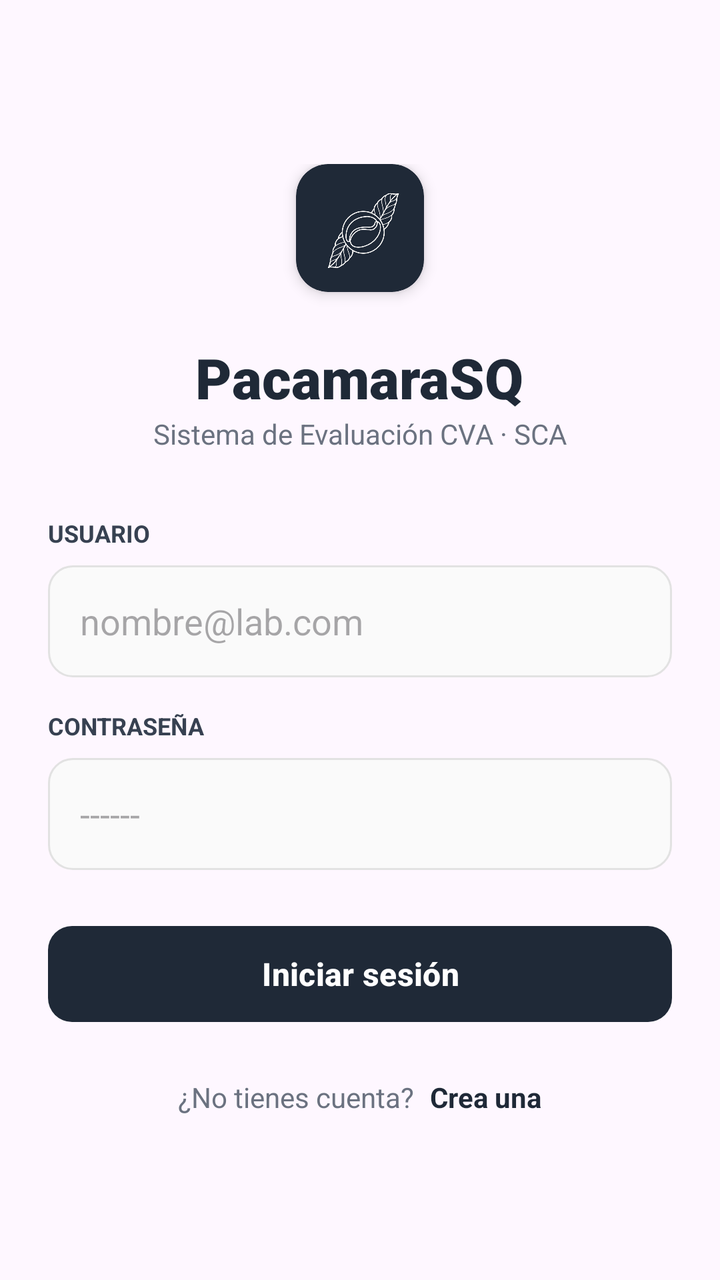
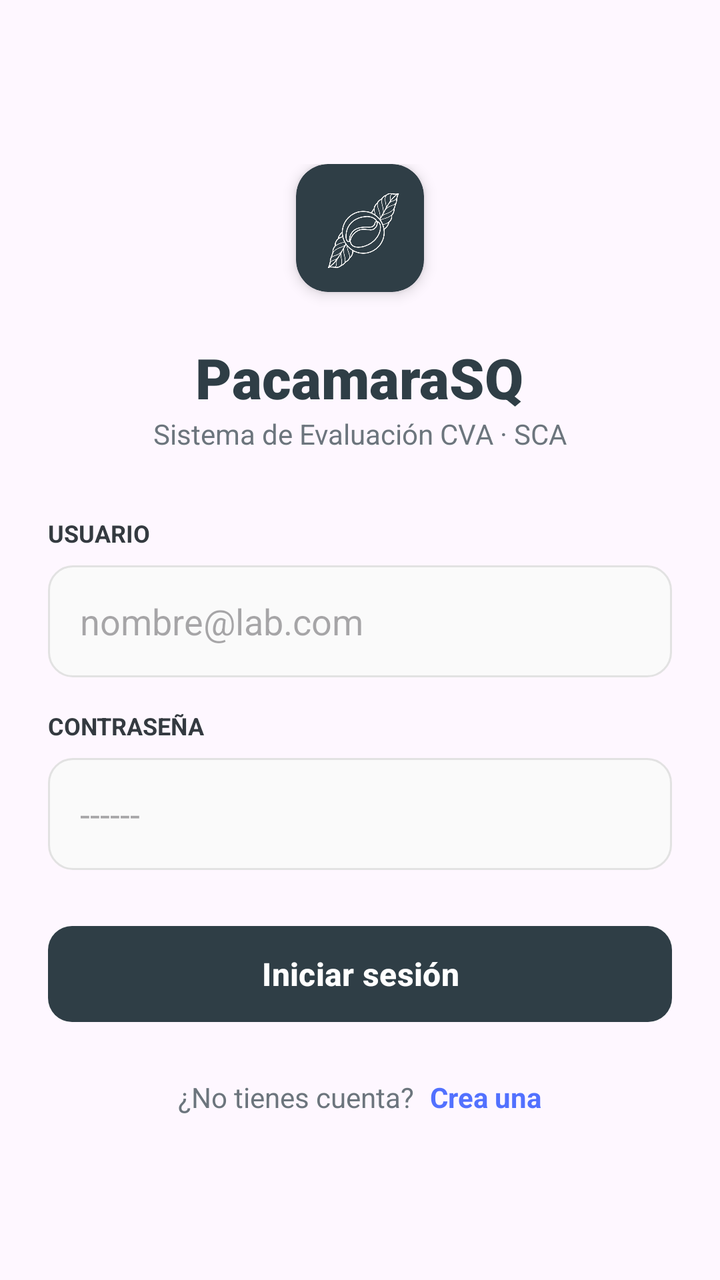

An Android layout rendered at two revisions. The XML below is the earlier revision; the diff shows what the commit changed to produce the second picture.
<!-- AndroidManifest.xml: application theme Theme.LOgin -->
<!-- res/layout/activity_login.xml -->
<?xml version="1.0" encoding="utf-8"?>
<androidx.constraintlayout.widget.ConstraintLayout xmlns:android="http://schemas.android.com/apk/res/android"
    xmlns:app="http://schemas.android.com/apk/res-auto"
    xmlns:tools="http://schemas.android.com/tools"
    android:id="@+id/main"
    android:layout_width="match_parent"
    android:layout_height="match_parent"
    tools:context="com.example.app.LoginActivity">

    <LinearLayout
        android:id="@+id/ll_container_login"
        android:layout_width="0dp"
        android:layout_height="wrap_content"
        android:layout_marginStart="24dp"
        android:layout_marginEnd="24dp"
        android:gravity="center_horizontal"
        android:orientation="vertical"
        app:layout_constraintBottom_toBottomOf="parent"
        app:layout_constraintEnd_toEndOf="parent"
        app:layout_constraintStart_toStartOf="parent"
        app:layout_constraintTop_toTopOf="parent">

        <androidx.cardview.widget.CardView
            android:id="@+id/card_logo"
            android:layout_width="64dp"
            android:layout_height="64dp"
            android:layout_marginBottom="24dp"
            app:cardBackgroundColor="#1F2937"
            app:cardCornerRadius="16dp"
            app:cardElevation="4dp">

            <ImageView
                android:id="@+id/iv_logo"
                android:layout_width="wrap_content"
                android:layout_height="wrap_content"
                android:contentDescription="@string/desc_logo"
                android:padding="8dp"
                app:srcCompat="@drawable/aded4a36_c05e_4fa1_8418_57cca21fd02b_removebg_preview" />
        </androidx.cardview.widget.CardView>

        <TextView
            android:id="@+id/tv_titulo"
            android:layout_width="wrap_content"
            android:layout_height="wrap_content"
            android:fontFamily="sans-serif-black"
            android:text="@string/title_login_pacamara"
            android:textColor="#1F2937"
            android:textSize="28sp" />

        <TextView
            android:id="@+id/tv_subtitulo"
            android:layout_width="wrap_content"
            android:layout_height="wrap_content"
            android:layout_marginBottom="32dp"
            android:text="@string/subtitle_system_evaluation"
            android:textColor="#6B7280"
            android:textSize="14sp" />

        <LinearLayout
            android:id="@+id/ll_form"
            android:layout_width="match_parent"
            android:layout_height="wrap_content"
            android:orientation="vertical">

            <TextView
                android:id="@+id/tv_label_usuario"
                android:layout_width="wrap_content"
                android:layout_height="wrap_content"
                android:layout_marginBottom="8dp"
                android:text="@string/label_user"
                android:textAllCaps="true"
                android:textColor="#374151"
                android:textSize="12sp"
                android:textStyle="bold" />

            <EditText
                android:id="@+id/et_usuario"
                android:layout_width="match_parent"
                android:layout_height="56dp"
                android:layout_marginBottom="16dp"
                android:autofillHints="emailAddress"
                android:background="@drawable/bg_input_field"
                android:ems="10"
                android:hint="@string/hint_user_email"
                android:importantForAutofill="yes"
                android:inputType="textEmailAddress"
                android:padding="16dp" />

            <TextView
                android:id="@+id/tv_label_password"
                android:layout_width="wrap_content"
                android:layout_height="wrap_content"
                android:layout_marginBottom="8dp"
                android:text="@string/label_password"
                android:textAllCaps="true"
                android:textColor="#374151"
                android:textSize="12sp"
                android:textStyle="bold" />

            <EditText
                android:id="@+id/et_password"
                android:layout_width="match_parent"
                android:layout_height="56dp"
                android:layout_marginBottom="24dp"
                android:autofillHints="password"
                android:background="@drawable/bg_input_field"
                android:ems="10"
                android:hint="@string/hint_password"
                android:importantForAutofill="yes"
                android:inputType="textPassword"
                android:padding="16dp" />

            <Button
                android:id="@+id/btn_login"
                android:layout_width="match_parent"
                android:layout_height="56dp"
                android:text="@string/btn_login"
                android:textAllCaps="false"
                android:textColor="#FFFFFF"
                android:textSize="16sp"
                android:textStyle="bold"
                app:backgroundTint="#1F2937"
                app:cornerRadius="12dp" />

        </LinearLayout>

        <LinearLayout
            android:layout_width="match_parent"
            android:layout_height="wrap_content"
            android:layout_marginTop="24dp"
            android:gravity="center"
            android:orientation="horizontal">

            <TextView
                android:id="@+id/tv_info_registro"
                android:layout_width="wrap_content"
                android:layout_height="wrap_content"
                android:text="@string/text_no_account"
                android:textColor="#6B7280" />

            <TextView
                android:id="@+id/tv_ir_registro"
                android:layout_width="wrap_content"
                android:layout_height="wrap_content"
                android:layout_marginStart="8dp"
                android:text="@string/text_create_one"
                android:textColor="#1F2937"
                android:textStyle="bold" />
        </LinearLayout>

    </LinearLayout>

</androidx.constraintlayout.widget.ConstraintLayout>
<!-- resources referenced by this layout -->
<resources>
  <!-- drawable aded4a36_c05e_4fa1_8418_57cca21fd02b_removebg_preview: png bitmap (drawable, 106159 bytes) -->
  <!-- drawable bg_input_field (drawable) -->
  <?xml version="1.0" encoding="utf-8"?>
  <shape xmlns:android="http://schemas.android.com/apk/res/android"
      android:shape="rectangle">
  
      <solid android:color="#FAFAFA" />
  
      <stroke
          android:width="1dp"
          android:color="#E2E2E2" />
  
      <corners android:radius="12dp" />
  
  </shape>
  <string name="btn_login">Iniciar sesión</string>
  <string name="desc_logo">Logo de la aplicación</string>
  <string name="hint_password">------</string>
  <string name="hint_user_email">nombre@lab.com</string>
  <string name="label_password">Contraseña</string>
  <string name="label_user">Usuario</string>
  <string name="subtitle_system_evaluation">Sistema de Evaluación CVA · SCA</string>
  <string name="text_create_one">Crea una</string>
  <string name="text_no_account">¿No tienes cuenta?</string>
  <string name="title_login_pacamara">PacamaraSQ</string>
  <style name="Theme.LOgin" parent="Base.Theme.LOgin" />
  <style name="Base.Theme.LOgin" parent="Theme.Material3.DayNight.NoActionBar">
          
          
      </style>
</resources>

<!-- the commit's change to res/layout/activity_login.xml (unified diff, before → after) -->
@@ -25,7 +25,7 @@
             android:layout_width="64dp"
             android:layout_height="64dp"
             android:layout_marginBottom="24dp"
-            app:cardBackgroundColor="#1F2937"
+            app:cardBackgroundColor="@color/primary"
             app:cardCornerRadius="16dp"
             app:cardElevation="4dp">
 
@@ -44,7 +44,7 @@
             android:layout_height="wrap_content"
             android:fontFamily="sans-serif-black"
             android:text="@string/title_login_pacamara"
-            android:textColor="#1F2937"
+            android:textColor="@color/primary"
             android:textSize="28sp" />
 
         <TextView
@@ -53,7 +53,7 @@
             android:layout_height="wrap_content"
             android:layout_marginBottom="32dp"
             android:text="@string/subtitle_system_evaluation"
-            android:textColor="#6B7280"
+            android:textColor="@color/gray_500"
             android:textSize="14sp" />
 
         <LinearLayout
@@ -69,7 +69,7 @@
                 android:layout_marginBottom="8dp"
                 android:text="@string/label_user"
                 android:textAllCaps="true"
-                android:textColor="#374151"
+                android:textColor="@color/gray_700"
                 android:textSize="12sp"
                 android:textStyle="bold" />
 
@@ -93,7 +93,7 @@
                 android:layout_marginBottom="8dp"
                 android:text="@string/label_password"
                 android:textAllCaps="true"
-                android:textColor="#374151"
+                android:textColor="@color/gray_700"
                 android:textSize="12sp"
                 android:textStyle="bold" />
 
@@ -116,10 +116,10 @@
                 android:layout_height="56dp"
                 android:text="@string/btn_login"
                 android:textAllCaps="false"
-                android:textColor="#FFFFFF"
+                android:textColor="@color/pure_white"
                 android:textSize="16sp"
                 android:textStyle="bold"
-                app:backgroundTint="#1F2937"
+                app:backgroundTint="@color/primary"
                 app:cornerRadius="12dp" />
 
         </LinearLayout>
@@ -136,7 +136,7 @@
                 android:layout_width="wrap_content"
                 android:layout_height="wrap_content"
                 android:text="@string/text_no_account"
-                android:textColor="#6B7280" />
+                android:textColor="@color/gray_500" />
 
             <TextView
                 android:id="@+id/tv_ir_registro"
@@ -144,7 +144,7 @@
                 android:layout_height="wrap_content"
                 android:layout_marginStart="8dp"
                 android:text="@string/text_create_one"
-                android:textColor="#1F2937"
+                android:textColor="@color/accent_blue"
                 android:textStyle="bold" />
         </LinearLayout>
 
<!-- resource entries referenced after the edit -->
@@ -1,5 +1,10 @@
 <!-- resources referenced by this layout -->
 <resources>
+  <color name="accent_blue">#5271FF</color>
+  <color name="gray_500">#6C757D</color>
+  <color name="gray_700">#343A40</color>
+  <color name="primary">#2F3E46</color>
+  <color name="pure_white">#FFFFFF</color>
   <!-- drawable aded4a36_c05e_4fa1_8418_57cca21fd02b_removebg_preview: png bitmap (drawable, 106159 bytes) -->
   <!-- drawable bg_input_field (drawable) -->
   <?xml version="1.0" encoding="utf-8"?>
